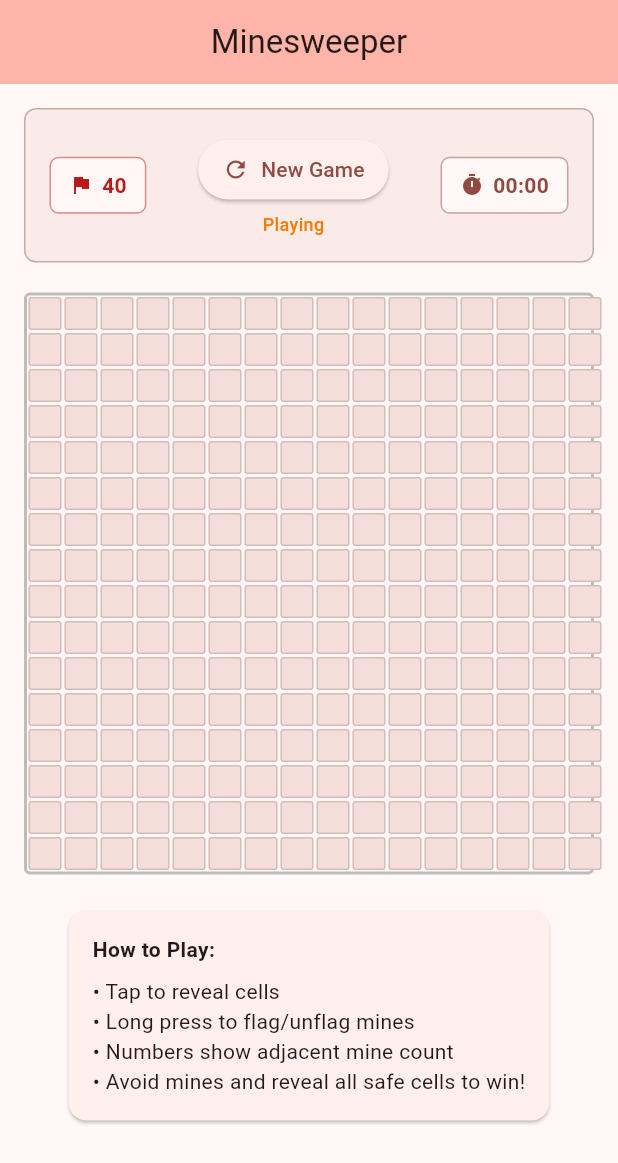
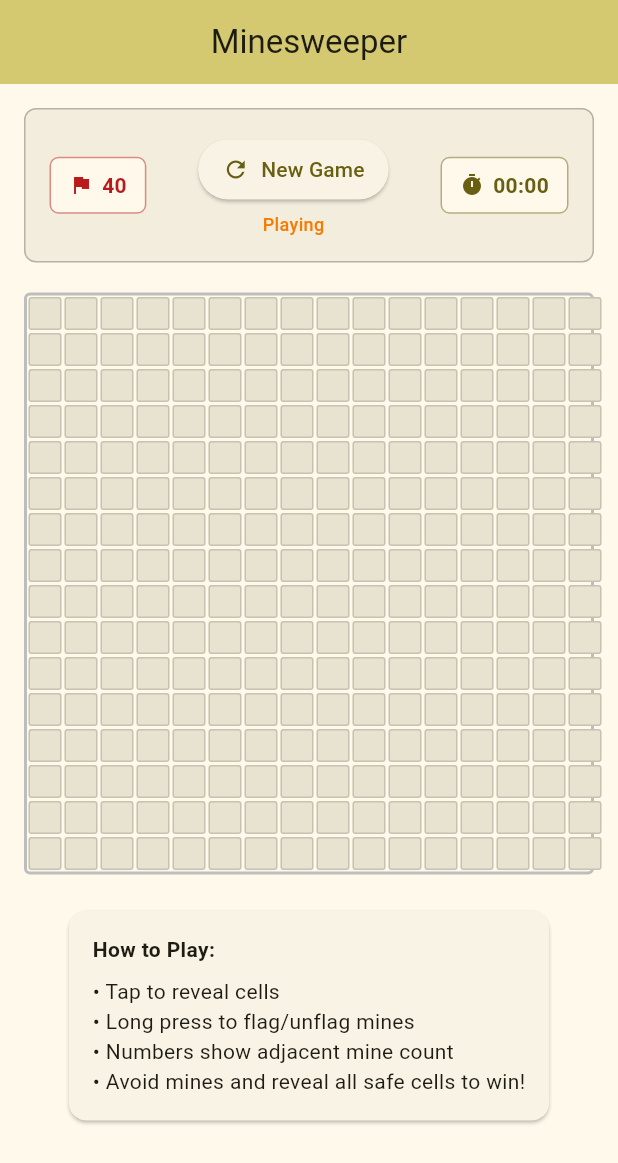
Before and after one commit to BirjuVachhani/mine_sweeper, a Flutter app: the screen it shows after launch, on a phone screen of 412 x 824 dp. Shown: the top 1163 px of the screen. Run offline on Flutter 3.47's test engine with Material 3 defaults, Android fonts, the phone set to English and light mode, and no system bars.

Commit message:
Change seedColor to yellow

```diff
--- a/lib/main.dart
+++ b/lib/main.dart
@@ -14,14 +14,14 @@ class MinesweeperApp extends StatelessWidget {
       title: 'Minesweeper',
       theme: ThemeData(
         colorScheme: ColorScheme.fromSeed(
-          seedColor: Colors.red,
+          seedColor: Colors.yellow,
           brightness: Brightness.light,
         ),
         useMaterial3: true,
       ),
       darkTheme: ThemeData(
         colorScheme: ColorScheme.fromSeed(
-          seedColor: Colors.red,
+          seedColor: Colors.yellow,
           brightness: Brightness.dark,
         ),
         useMaterial3: true,
```
